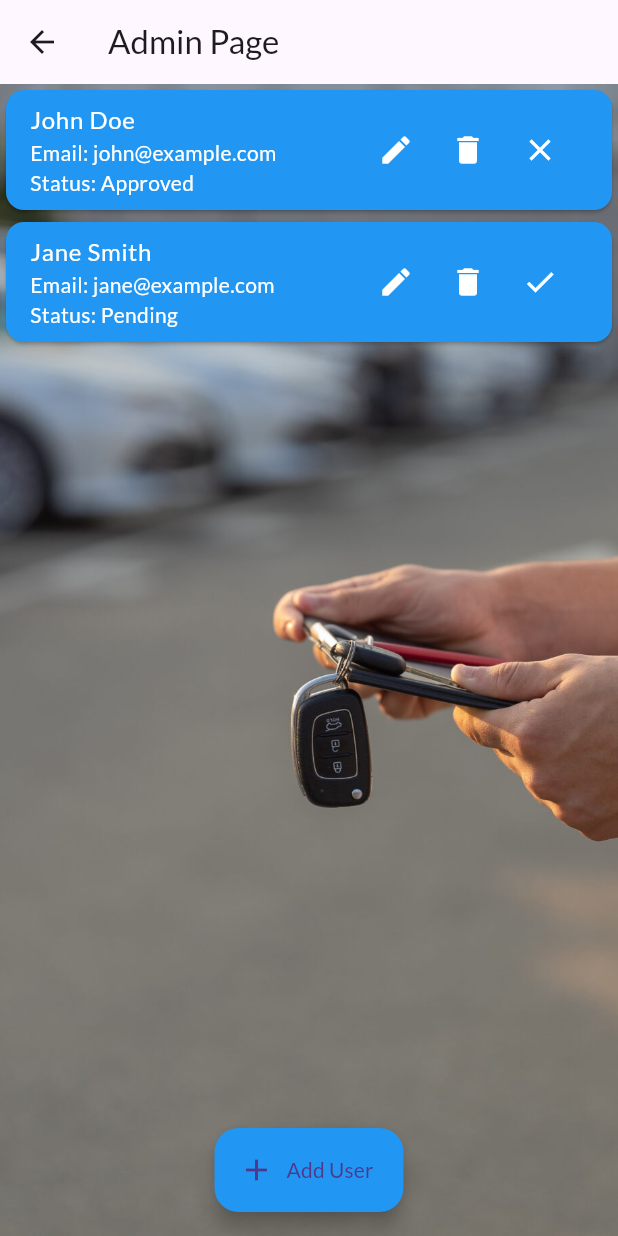
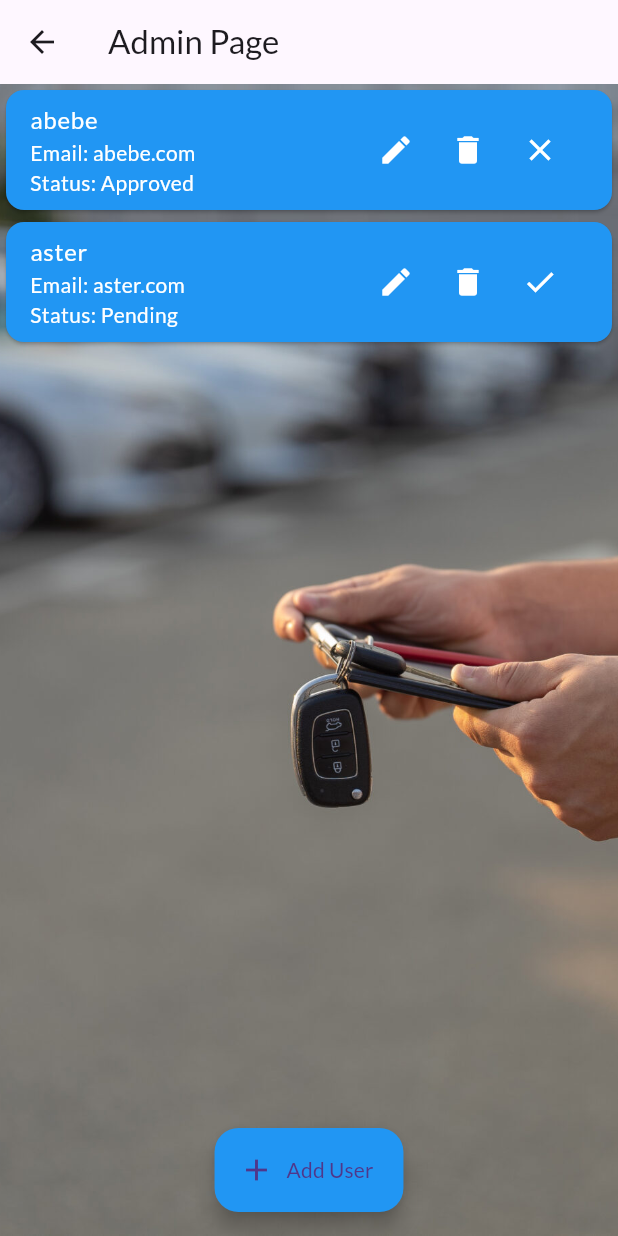
Before and after one commit to saramohamm/flutter-2024-proj-riverpod, a Flutter app: the AdminPage screen opened directly, on a phone screen of 412 x 824 dp. Run offline on Flutter 3.47's test engine with Material 3 defaults, Android fonts, the phone set to English and light mode, and no system bars; our stand-ins replace flutter_bloc, flutter_riverpod, get, go_router, google_fonts, shared_preferences and 1 more; missing offline and left inert: dart:js; accounts and stored records are empty.

Commit message:
add some features

```diff
--- a/flutterproject/lib/presentation/screen/admin_page.dart
+++ b/flutterproject/lib/presentation/screen/admin_page.dart
@@ -20,8 +20,8 @@ class AdminPage extends StatefulWidget {
 
 class _AdminPageState extends State<AdminPage> {
   List<User> users = [
-    User(name: 'John Doe', email: 'john@example.com', isApproved: true),
-    User(name: 'Jane Smith', email: 'jane@example.com', isApproved: false),
+    User(name: 'abebe', email: 'abebe.com', isApproved: true),
+    User(name: 'aster', email: 'aster.com', isApproved: false),
   ];
 
   @override
```
